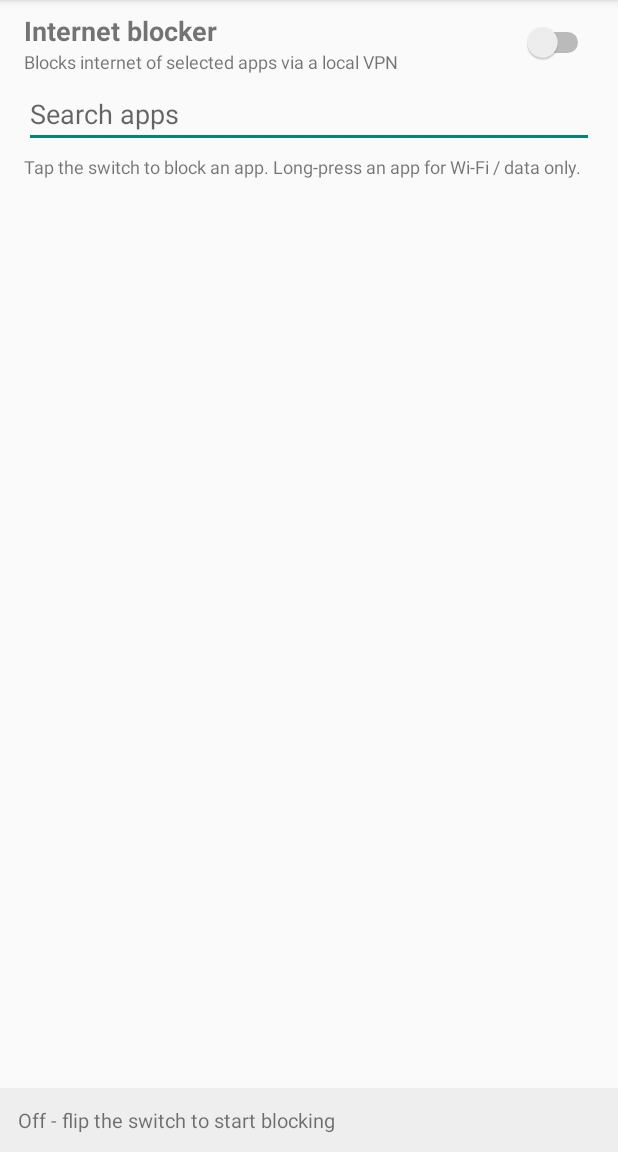
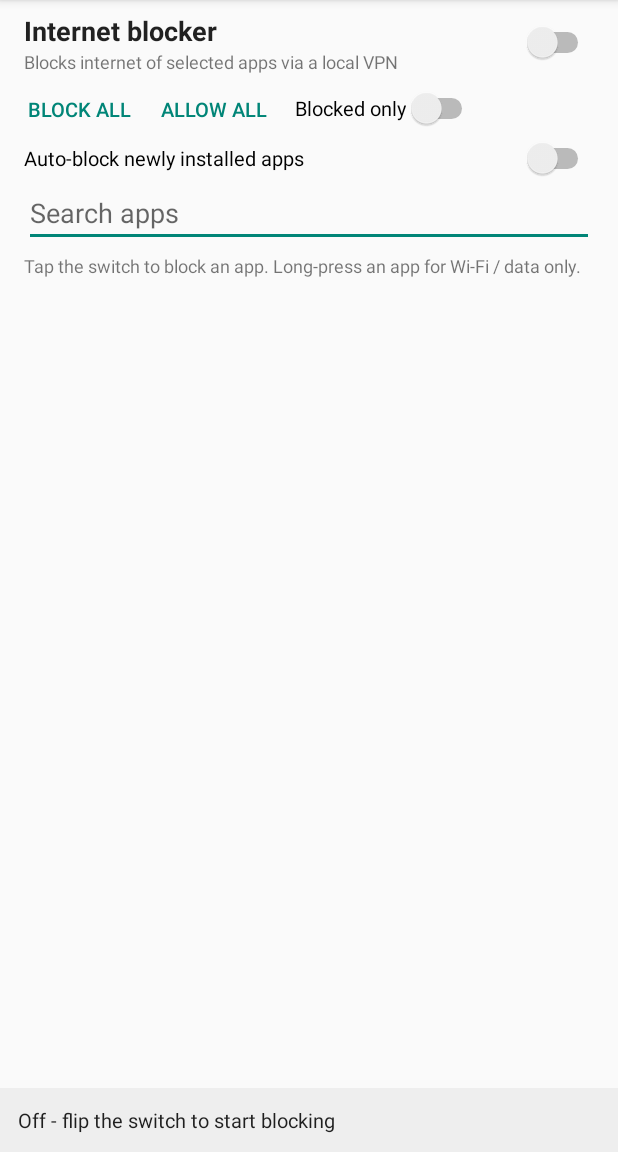
Before and after one commit to mughaleazamrestaurant11-droid/APP-BLOCKER, an Android app: the screen it shows after launch (MainActivity), on a phone screen of 412 x 824 dp, the part 84-1236 px from its top. Run offline under Robolectric (Android 15) with nearby library versions, the phone set to English and light mode, and no system bars.

Commit message:
Add features: QS tile, boot auto-start, auto-block new apps, dark mode, block/allow all, blocked-only filter, tips dialog

```diff
--- a/app/src/main/java/com/classic/myappblocker/MainActivity.kt
+++ b/app/src/main/java/com/classic/myappblocker/MainActivity.kt
@@ -2,6 +2,8 @@ package com.classic.myappblocker
 
 import android.app.Activity
 import android.app.AlertDialog
+import android.net.ConnectivityManager
+import android.net.NetworkCapabilities
 import android.net.VpnService
 import android.content.ActivityNotFoundException
 import android.content.Context
@@ -11,6 +13,7 @@ import android.os.Handler
 import android.os.Looper
 import android.text.Editable
 import android.text.TextWatcher
+import android.widget.Button
 import android.widget.EditText
 import android.widget.ListView
 import android.widget.Switch
@@ -49,6 +52,31 @@ class MainActivity : Activity() {
             }
         })
 
+        findViewById<Button>(R.id.btn_block_all).setOnClickListener {
+            adapter.blockAll()
+            refreshVpn(this)
+            refreshUi()
+        }
+        findViewById<Button>(R.id.btn_allow_all).setOnClickListener {
+            adapter.allowAll()
+            refreshVpn(this)
+            refreshUi()
+        }
+        findViewById<Switch>(R.id.switch_blocked_only).setOnCheckedChangeListener { _, b ->
+            adapter.setBlockedOnly(b)
+        }
+        val autoNew = findViewById<Switch>(R.id.switch_auto_new)
+        autoNew.isChecked = Store.blockNewApps(this)
+        autoNew.setOnCheckedChangeListener { _, b ->
+            Store.setBlockNewApps(this, b)
+            Toast.makeText(
+                this,
+                if (b) "Newly installed apps will be blocked" else "Newly installed apps will be allowed",
+                Toast.LENGTH_SHORT
+            ).show()
+        }
+        maybeShowTips()
+
         master.setOnCheckedChangeListener { _, on ->
             if (!uiBusy) {
                 if (on) startFirewall() else stopFirewall()
@@ -77,7 +105,7 @@ class MainActivity : Activity() {
         master.isChecked = running
         uiBusy = false
         status.text = when {
-            running -> "Active - blocking internet for ${adapter.blockedCount()} app(s)"
+            running -> "Active on ${currentNetworkName()} - blocking ${adapter.blockedCount()} app(s)"
             Store.enabled(this) -> "Starting..."
             else -> "Off - flip the switch to start blocking"
         }
@@ -132,6 +160,39 @@ class MainActivity : Activity() {
         }
     }
 
+    private fun maybeShowTips() {
+        if (Store.tipsSeen(this)) return
+        Store.setTipsSeen(this, true)
+        AlertDialog.Builder(this)
+            .setTitle("How it works")
+            .setMessage(
+                "This app runs a tiny local VPN on your phone to enforce the blocks:\n\n" +
+                        "\u2022 Switch ON and allow the VPN permission (one time).\n" +
+                        "\u2022 Tap an app's switch to block its internet.\n" +
+                        "\u2022 Long-press an app to block Wi-Fi only or data only.\n" +
+                        "\u2022 'Auto-block new apps' blocks every app you install later.\n" +
+                        "\u2022 Add the 'App Blocker' tile in quick settings for one-tap on/off.\n\n" +
+                        "Nothing leaves your phone - the VPN only drops traffic of blocked apps. " +
+                        "The key icon in the status bar is Android's own VPN indicator."
+            )
+            .setPositiveButton("Got it", null)
+            .show()
+    }
+
+    private fun currentNetworkName(): String {
+        return try {
+            val cm = getSystemService(CONNECTIVITY_SERVICE) as ConnectivityManager
+            val caps = cm.getNetworkCapabilities(cm.activeNetwork) ?: return "no network"
+            when {
+                caps.hasTransport(NetworkCapabilities.TRANSPORT_CELLULAR) -> "mobile data"
+                caps.hasTransport(NetworkCapabilities.TRANSPORT_WIFI) -> "Wi-Fi"
+                else -> "network"
+            }
+        } catch (e: Exception) {
+            "network"
+        }
+    }
+
     private fun showBlockDialog(app: AppEntry) {
         val options = arrayOf(
             "Allow internet (no blocking)",
--- a/app/src/main/java/com/classic/myappblocker/Store.kt
+++ b/app/src/main/java/com/classic/myappblocker/Store.kt
@@ -25,4 +25,16 @@ object Store {
     fun setEnabled(context: Context, value: Boolean) {
         prefs(context).edit().putBoolean("enabled", value).apply()
     }
+
+    fun blockNewApps(context: Context): Boolean = prefs(context).getBoolean("blockNew", false)
+
+    fun setBlockNewApps(context: Context, value: Boolean) {
+        prefs(context).edit().putBoolean("blockNew", value).apply()
+    }
+
+    fun tipsSeen(context: Context): Boolean = prefs(context).getBoolean("tipsSeen", false)
+
+    fun setTipsSeen(context: Context, value: Boolean) {
+        prefs(context).edit().putBoolean("tipsSeen", value).apply()
+    }
 }
--- a/app/src/main/res/layout/activity_main.xml
+++ b/app/src/main/res/layout/activity_main.xml
@@ -24,6 +24,7 @@
                 android:layout_width="wrap_content"
                 android:layout_height="wrap_content"
                 android:text="Internet blocker"
+                android:textColor="@color/text_main"
                 android:textSize="18sp"
                 android:textStyle="bold"/>
 
@@ -31,14 +32,71 @@
                 android:layout_width="wrap_content"
                 android:layout_height="wrap_content"
                 android:text="Blocks internet of selected apps via a local VPN"
-                android:textSize="12sp"
-                android:textColor="#8A000000"/>
+                android:textColor="@color/text_secondary"
+                android:textSize="12sp"/>
         </LinearLayout>
 
         <Switch
             android:id="@+id/switch_master"
             android:layout_width="wrap_content"
             android:layout_height="wrap_content"/>
+    </LinearLayout>
+
+    <LinearLayout
+        android:layout_width="match_parent"
+        android:layout_height="wrap_content"
+        android:gravity="center_vertical"
+        android:orientation="horizontal"
+        android:paddingStart="8dp"
+        android:paddingEnd="8dp">
+
+        <Button
+            android:id="@+id/btn_block_all"
+            style="?android:attr/buttonBarButtonStyle"
+            android:layout_width="wrap_content"
+            android:layout_height="wrap_content"
+            android:minWidth="0dp"
+            android:minHeight="0dp"
+            android:paddingStart="10dp"
+            android:paddingEnd="10dp"
+            android:text="Block all"
+            android:textSize="13sp"/>
+
+        <Button
+            android:id="@+id/btn_allow_all"
+            style="?android:attr/buttonBarButtonStyle"
+            android:layout_width="wrap_content"
+            android:layout_height="wrap_content"
+            android:minWidth="0dp"
+            android:minHeight="0dp"
+            android:paddingStart="10dp"
+            android:paddingEnd="10dp"
+            android:text="Allow all"
+            android:textSize="13sp"/>
+
+        <Switch
+            android:id="@+id/switch_blocked_only"
+            android:layout_width="wrap_content"
+            android:layout_height="wrap_content"
+            android:layout_marginStart="8dp"
+            android:text="Blocked only"
+            android:textSize="13sp"/>
+    </LinearLayout>
+
+    <LinearLayout
+        android:layout_width="match_parent"
+        android:layout_height="wrap_content"
+        android:orientation="horizontal"
+        android:paddingStart="16dp"
+        android:paddingEnd="16dp">
+
+        <Switch
+            android:id="@+id/switch_auto_new"
+            android:layout_width="0dp"
+            android:layout_height="wrap_content"
+            android:layout_weight="1"
+            android:text="Auto-block newly installed apps"
+            android:textSize="13sp"/>
     </LinearLayout>
 
     <EditText
@@ -59,8 +117,8 @@
         android:paddingEnd="16dp"
         android:paddingTop="4dp"
         android:text="Tap the switch to block an app. Long-press an app for Wi-Fi / data only."
-        android:textSize="12sp"
-        android:textColor="#8A000000"/>
+        android:textColor="@color/text_secondary"
+        android:textSize="12sp"/>
 
     <ListView
         android:id="@+id/list"
@@ -72,8 +130,9 @@
         android:id="@+id/text_status"
         android:layout_width="match_parent"
         android:layout_height="wrap_content"
-        android:background="#EEEEEE"
+        android:background="@color/status_bg"
         android:padding="12dp"
         android:text="Off"
+        android:textColor="@color/text_main"
         android:textSize="13sp"/>
 </LinearLayout>
--- a/app/src/main/res/layout/item_app.xml
+++ b/app/src/main/res/layout/item_app.xml
@@ -37,8 +37,8 @@
             android:layout_height="wrap_content"
             android:ellipsize="end"
             android:maxLines="1"
-            android:textSize="12sp"
-            android:textColor="#8A000000"/>
+            android:textColor="@color/text_secondary"
+            android:textSize="12sp"/>
     </LinearLayout>
 
     <Switch
--- /dev/null
+++ b/app/src/main/res/values-night/colors.xml
@@ -0,0 +1,5 @@
+<resources>
+    <color name="text_main">#DEFFFFFF</color>
+    <color name="text_secondary">#8AFFFFFF</color>
+    <color name="status_bg">#2A2A2A</color>
+</resources>
--- /dev/null
+++ b/app/src/main/res/values-night/themes.xml
@@ -0,0 +1,3 @@
+<resources>
+    <style name="AppTheme" parent="@android:style/Theme.Material"/>
+</resources>
--- a/app/src/main/res/values/colors.xml
+++ b/app/src/main/res/values/colors.xml
@@ -1,3 +1,6 @@
 <resources>
     <color name="ic_launcher_background">#1565C0</color>
+    <color name="text_main">#DE000000</color>
+    <color name="text_secondary">#8A000000</color>
+    <color name="status_bg">#EEEEEE</color>
 </resources>
--- /dev/null
+++ b/app/src/main/res/values/themes.xml
@@ -0,0 +1,3 @@
+<resources>
+    <style name="AppTheme" parent="@android:style/Theme.Material.Light.DarkActionBar"/>
+</resources>
```
Also changed, not shown: app/src/main/AndroidManifest.xml (+30 -1 lines), app/src/main/java/com/classic/myappblocker/AppAdapter.kt (+28 -6 lines), app/src/main/java/com/classic/myappblocker/BlockerTileService.kt (added, +64 -0 lines), app/src/main/java/com/classic/myappblocker/BootReceiver.kt (added, +21 -0 lines), app/src/main/java/com/classic/myappblocker/NewAppReceiver.kt (added, +18 -0 lines), 1 other file.
